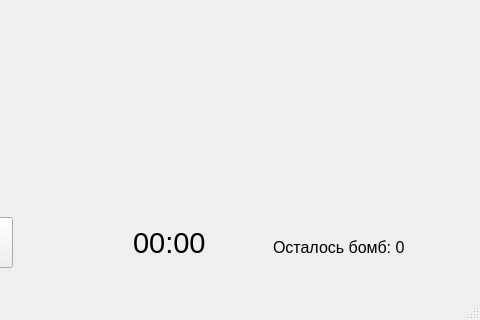
This is designGame.ui in igorfardoc/Minesweeper as Qt 5 draws it before an edit; both pictures show x 447 to 927 and y 453 to 773 of the 927 by 773 pixel window. The edited form follows.
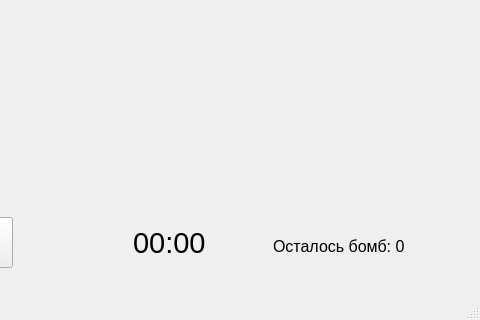
This is the edited form.

What changed in the file:
```diff
--- a/designGame.ui
+++ b/designGame.ui
@@ -77,7 +77,7 @@
       <x>720</x>
       <y>690</y>
       <width>191</width>
-      <height>21</height>
+      <height>31</height>
      </rect>
     </property>
     <property name="font">
@@ -88,6 +88,9 @@
     <property name="text">
      <string>Осталось бомб: 0</string>
     </property>
+    <property name="alignment">
+     <set>Qt::AlignLeading|Qt::AlignLeft|Qt::AlignTop</set>
+    </property>
    </widget>
   </widget>
   <widget class="QMenuBar" name="menubar">
```
